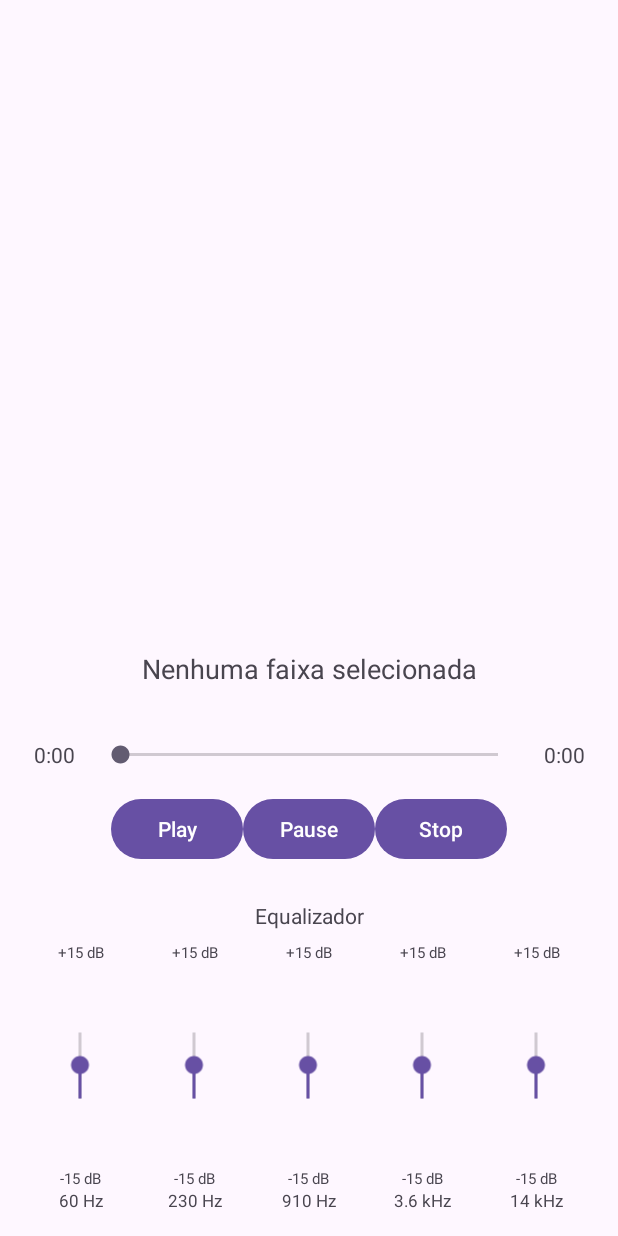
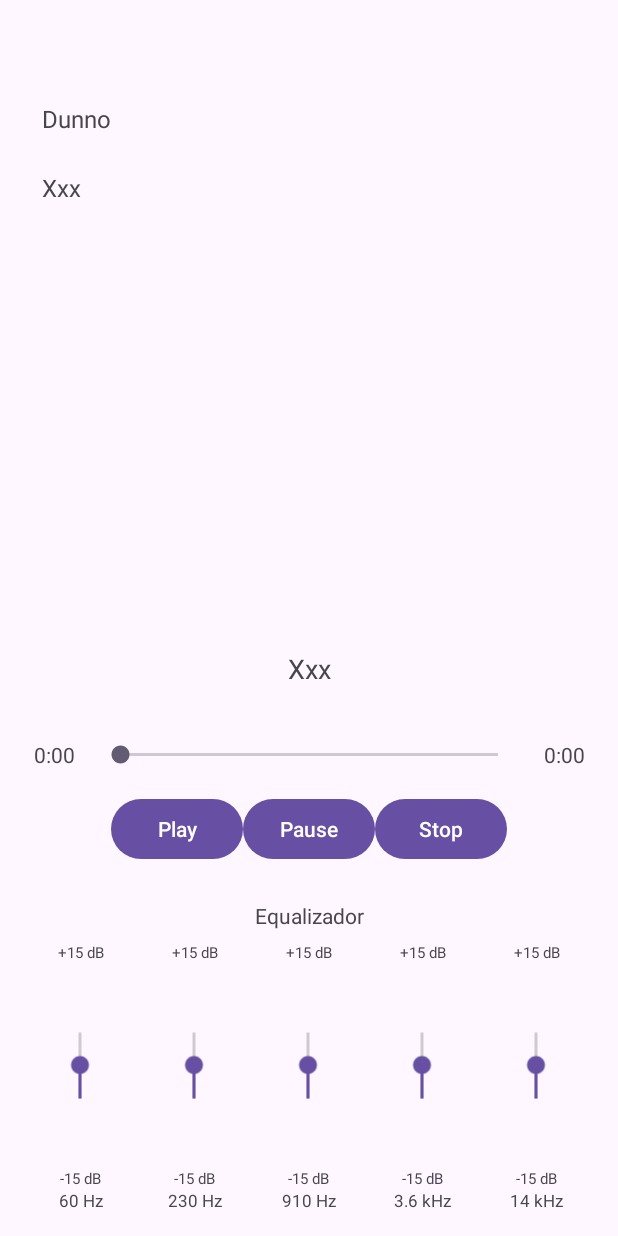
Before and after one commit to nockerajf/equalizador, an Android app: the screen it shows after launch (MainActivity), after a tap on "Play", on a phone screen of 412 x 824 dp. Run offline under Robolectric (Android 15) with nearby library versions, the light colour scheme and no system bars; 2 other taps on this screen came first.

Commit message:
lista de arquivos ok

```diff
--- /dev/null
+++ b/app/src/main/java/com/grupo11/equalizador/AudioAdapter.kt
@@ -0,0 +1,33 @@
+package com.grupo11.equalizador
+
+import android.content.Context
+import android.view.LayoutInflater
+import android.view.View
+import android.view.ViewGroup
+import android.widget.TextView
+import androidx.recyclerview.widget.RecyclerView
+
+class AudioAdapter(
+    private val tracks: List<AudioTrack>,
+    private val onClick: (AudioTrack) -> Unit
+): RecyclerView.Adapter<AudioAdapter.Holder>() {
+
+    inner class Holder(item: View): RecyclerView.ViewHolder(item) {
+        private val tvTitle = item.findViewById<TextView>(R.id.textTitle)
+        fun bind(track: AudioTrack) {
+            tvTitle.text = track.title
+            itemView.setOnClickListener { onClick(track) }
+        }
+    }
+
+    override fun onCreateViewHolder(parent: ViewGroup, viewType: Int): Holder {
+        val v = LayoutInflater.from(parent.context)
+            .inflate(R.layout.item_audio, parent, false)
+        return Holder(v)
+    }
+    override fun getItemCount() = tracks.size
+    override fun onBindViewHolder(holder: Holder, pos: Int) {
+        holder.bind(tracks[pos])
+    }
+
+}
--- a/app/src/main/java/com/grupo11/equalizador/MainActivity.kt
+++ b/app/src/main/java/com/grupo11/equalizador/MainActivity.kt
@@ -12,44 +12,53 @@ import android.widget.SeekBar
 import android.widget.TextView
 import android.widget.Toast
 import androidx.appcompat.app.AppCompatActivity
-import androidx.core.content.ContextCompat
 import androidx.localbroadcastmanager.content.LocalBroadcastManager
+import androidx.recyclerview.widget.LinearLayoutManager
+import androidx.recyclerview.widget.RecyclerView
 
 class MainActivity : AppCompatActivity() {
 
+    companion object {
+        private const val TAG = "MainActivity"
+        // As mesmas Actions que o seu AudioService conhece:
+        const val ACTION_PLAY   = "PLAY"
+        const val ACTION_PAUSE  = "PAUSE"
+        const val ACTION_STOP   = "STOP"
+        const val ACTION_SEEK   = "SEEK"
+        const val EXTRA_TRACK   = "TRACK_RES_ID"
+        const val EXTRA_POSITION = "SEEK_POSITION"
+        const val ACTION_UPDATE_UI = "UPDATE_UI"       // Broadcast vindo do Service
+        const val EXTRA_CURRENT_POS = "CURRENT_POSITION"
+        const val EXTRA_DURATION    = "DURATION"
+    }
+
+    // UI
+    private lateinit var recyclerView: RecyclerView
     private lateinit var playButton: Button
     private lateinit var pauseButton: Button
     private lateinit var stopButton: Button
     private lateinit var seekBarProgress: SeekBar
     private lateinit var textViewCurrentTime: TextView
     private lateinit var textViewTotalTime: TextView
+    private lateinit var textViewSongTitle: TextView
 
+    // Handler para animar o SeekBar (caso queira)
     private val handler = Handler()
-    private var currentPosition = 0  // Track current position to update SeekBar
+    private var currentPosition = 0
 
-    // BroadcastReceiver to receive updates from the service
+    // Recebe atualizações do Service via LocalBroadcastManager
     private val broadcastReceiver = object : BroadcastReceiver() {
-        override fun onReceive(context: Context?, intent: Intent?) {
-            Log.d("grupo11", "onReceive - Broadcast received")
-            if (intent != null && intent.action == "UPDATE_UI") {
-                currentPosition = intent.getIntExtra("CURRENT_POSITION", 0)
-                val duration = intent.getIntExtra("DURATION", 0)
-
-                Log.d("grupo11", "Broadcast received: Current Position = $currentPosition, Duration = $duration")
-
-                // Update UI elements
-                if (duration > 0) {
-                    seekBarProgress.max = duration
-                    seekBarProgress.progress = currentPosition
-                    textViewCurrentTime.text = formatMilliseconds(currentPosition)
-                    textViewTotalTime.text = formatMilliseconds(duration)
-
-                    Log.d("grupo11", "Seek bar updated: Progress = ${seekBarProgress.progress}, Max = ${seekBarProgress.max}")
-                } else {
-                    Log.d("grupo11", "Duration is zero, UI not updated.")
+        override fun onReceive(ctx: Context?, intent: Intent?) {
+            if (intent?.action == ACTION_UPDATE_UI) {
+                val pos = intent.getIntExtra(EXTRA_CURRENT_POS, 0)
+                val dur = intent.getIntExtra(EXTRA_DURATION, 0)
+                Log.d(TAG, "UI Broadcast: pos=$pos / dur=$dur")
+                if (dur > 0) {
+                    seekBarProgress.max = dur
+                    seekBarProgress.progress = pos
+                    textViewCurrentTime.text = formatMs(pos)
+                    textViewTotalTime.text    = formatMs(dur)
                 }
-            } else {
-                Log.d("grupo11", "Broadcast received with no action or null intent.")
             }
         }
     }
@@ -57,108 +66,103 @@ class MainActivity : AppCompatActivity() {
     override fun onCreate(savedInstanceState: Bundle?) {
         super.onCreate(savedInstanceState)
         setContentView(R.layout.activity_main)
-        Log.d("grupo11", "onCreate - Activity Started")
+        Log.d(TAG, "onCreate")
 
-        playButton = findViewById(R.id.button_play)
-        pauseButton = findViewById(R.id.button_pause)
-        stopButton = findViewById(R.id.button_stop)
-        seekBarProgress = findViewById(R.id.seekBarProgress)
-        textViewCurrentTime = findViewById(R.id.textViewCurrentTime)
-        textViewTotalTime = findViewById(R.id.textViewTotalTime)
+        // 1) findViewById de tudo
+        recyclerView       = findViewById(R.id.audioTrackRecyclerView)
+        playButton         = findViewById(R.id.button_play)
+        pauseButton        = findViewById(R.id.button_pause)
+        stopButton         = findViewById(R.id.button_stop)
+        seekBarProgress    = findViewById(R.id.seekBarProgress)
+        textViewCurrentTime= findViewById(R.id.textViewCurrentTime)
+        textViewTotalTime  = findViewById(R.id.textViewTotalTime)
+        textViewSongTitle  = findViewById(R.id.textViewSongTitle)
 
-        setupButtons()
-        setupSeekBar()
+        // 2) Configura RecyclerView
+        recyclerView.layoutManager = LinearLayoutManager(this)
+        val tracks = loadAudioTracks()
+        recyclerView.adapter = AudioAdapter(tracks) { track ->
+            // Clique na faixa dispara PLAY com o resId
+            textViewSongTitle.text = track.title
+            sendToService(ACTION_PLAY, Bundle().apply {
+                putInt(EXTRA_TRACK, track.resId)
+            })
+            Toast.makeText(this, "Tocando: ${track.title}", Toast.LENGTH_SHORT).show()
+        }
 
-        // Register the broadcast receiver to get updates
-        val intentFilter = IntentFilter("UPDATE_UI")
-        ContextCompat.registerReceiver(this, broadcastReceiver, intentFilter, ContextCompat.RECEIVER_EXPORTED)
-        Log.d("grupo11", "BroadcastReceiver registered.")
+        // 3) Botões Play / Pause / Stop
+        playButton.setOnClickListener  { sendToService(ACTION_PLAY, null) }
+        pauseButton.setOnClickListener { sendToService(ACTION_PAUSE, null) }
+        stopButton.setOnClickListener  {
+            // Para e reseta posição
+            sendToService(ACTION_STOP, null)
+            sendToService(ACTION_SEEK, Bundle().apply { putInt(EXTRA_POSITION, 0) })
+        }
+
+        // 4) SeekBar manual (usuário arrasta)
+        seekBarProgress.setOnSeekBarChangeListener(object: SeekBar.OnSeekBarChangeListener {
+            override fun onProgressChanged(sb: SeekBar?, progress: Int, fromUser: Boolean) {
+                if (fromUser) {
+                    currentPosition = progress
+                    sendToService(ACTION_SEEK, Bundle().apply {
+                        putInt(EXTRA_POSITION, progress)
+                    })
+                }
+            }
+            override fun onStartTrackingTouch(sb: SeekBar?) { handler.removeCallbacksAndMessages(null) }
+            override fun onStopTrackingTouch(sb: SeekBar?) { startAutoUpdate() }
+        })
+        startAutoUpdate()
+
+        // 5) Registra o receiver
+        LocalBroadcastManager.getInstance(this)
+            .registerReceiver(broadcastReceiver, IntentFilter(ACTION_UPDATE_UI))
     }
 
-    private fun setupButtons() {
-        Log.d("grupo11", "Setting up buttons")
-        playButton.setOnClickListener {
-            Toast.makeText(this, "Play clicado", Toast.LENGTH_SHORT).show()
-            sendAudioServiceCommand("PLAY")
-            Log.d("grupo11", "Play button clicked.")
-        }
-
-        pauseButton.setOnClickListener {
-            Toast.makeText(this, "Pause clicado", Toast.LENGTH_SHORT).show()
-            sendAudioServiceCommand("PAUSE")
-            Log.d("grupo11", "Pause button clicked.")
-        }
-
-        stopButton.setOnClickListener {
-            Toast.makeText(this, "AudioService, Stop clicado", Toast.LENGTH_SHORT).show()
-            sendAudioServiceCommand("STOP")
-            Log.d("grupo11", "Stop button clicked.")
-            val intent = Intent(this@MainActivity, AudioService::class.java)
-            intent.action = "SEEK"
-            intent.putExtra("SEEK_POSITION", 0)
-            startService(intent)
-            Log.d("grupo11", "User changed seek bar position to: $0")
-            seekBarProgress.progress =0
-        }
+    override fun onDestroy() {
+        super.onDestroy()
+        LocalBroadcastManager.getInstance(this).unregisterReceiver(broadcastReceiver)
+        handler.removeCallbacksAndMessages(null)
     }
 
-    private fun sendAudioServiceCommand(action: String) {
-        Log.d("grupo11", "sendAudioServiceCommand - Action: $action")
-        val intent = Intent(this, AudioService::class.java)
-        intent.action = action
-        startService(intent)
-        Log.d("grupo11", "Sent command to AudioService: $action")
-    }
-
-    private fun setupSeekBar() {
-        Log.d("grupo11", "Setting up SeekBar")
-        seekBarProgress.setOnSeekBarChangeListener(object : SeekBar.OnSeekBarChangeListener {
-            override fun onProgressChanged(seekBar: SeekBar?, progress: Int, fromUser: Boolean) {
-                Log.d("grupo11", "SeekBar onProgressChanged - Progress: $progress, FromUser: $fromUser")
-                if (fromUser) {
-                    currentPosition = progress
-                    val intent = Intent(this@MainActivity, AudioService::class.java)
-                    intent.action = "SEEK"
-                    intent.putExtra("SEEK_POSITION", progress)
-                    startService(intent)
-                    Log.d("grupo11", "User changed seek bar position to: $progress")
-                }
-            }
-
-            override fun onStartTrackingTouch(seekBar: SeekBar?) {
-                Log.d("grupo11", "SeekBar onStartTrackingTouch")
-                handler.removeCallbacksAndMessages(null)
-            }
-
-            override fun onStopTrackingTouch(seekBar: SeekBar?) {
-                Log.d("grupo11", "SeekBar onStopTrackingTouch")
-                updateSeekBarProgress()
-            }
-        })
-        updateSeekBarProgress()
-    }
-
-    private fun updateSeekBarProgress() {
-        Log.d("grupo11", "updateSeekBarProgress - Updating progress")
-        handler.postDelayed(object : Runnable {
+    private fun startAutoUpdate() {
+        handler.postDelayed(object: Runnable {
             override fun run() {
+                // mantem o indicador em tela, recebe updates reais via Broadcast
                 seekBarProgress.progress = currentPosition
-                Log.d("grupo11", "Seek bar progress updated: Current Progress = $currentPosition")
                 handler.postDelayed(this, 1000)
             }
         }, 1000)
     }
 
-    private fun formatMilliseconds(milliseconds: Int): String {
-        Log.d("grupo11", "Formatting milliseconds: $milliseconds")
-        val minutes = (milliseconds / 1000) / 60
-        val seconds = (milliseconds / 1000) % 60
-        return String.format("%d:%02d", minutes, seconds)
+    private fun sendToService(action: String, extras: Bundle?) {
+        Intent(this, AudioService::class.java).also {
+            it.action = action
+            extras?.let { b -> it.putExtras(b) }
+            startService(it)
+            Log.d(TAG, "Sent to Service → $action : $extras")
+        }
     }
 
-    override fun onDestroy() {
-        super.onDestroy()
-        LocalBroadcastManager.getInstance(this).unregisterReceiver(broadcastReceiver)
-        Log.d("grupo11", "BroadcastReceiver unregistered. Activity destroyed.")
+    private fun formatMs(ms: Int): String {
+        val s = (ms / 1000) % 60
+        val m = (ms / 1000) / 60
+        return String.format("%d:%02d", m, s)
+    }
+
+    // Varre R.raw e cria lista
+    private fun loadAudioTracks(): List<AudioTrack> {
+        val list = mutableListOf<AudioTrack>()
+        R.raw::class.java.fields.forEach { f ->
+            runCatching {
+                val id   = f.getInt(null)
+                val name = f.name
+                    .replace('_', ' ')
+                    .split(' ')
+                    .joinToString(" ") { it.capitalize() }
+                list += AudioTrack(name, id)
+            }
+        }
+        return list
     }
 }
--- a/app/src/main/res/layout/activity_main.xml
+++ b/app/src/main/res/layout/activity_main.xml
@@ -5,12 +5,12 @@
     android:orientation="vertical"
     android:padding="16dp">
 
-    <ListView
-        android:id="@+id/audioTrackListView"
+    <androidx.recyclerview.widget.RecyclerView
+        android:id="@+id/audioTrackRecyclerView"
         android:layout_width="match_parent"
         android:layout_height="0dp"
-        android:layout_weight="1"
-        android:layout_marginBottom="16dp" />
+        android:layout_marginTop="40dp"
+        android:layout_weight="1" />
 
     <TextView
         android:id="@+id/textViewSongTitle"
--- /dev/null
+++ b/app/src/main/res/layout/item_audio.xml
@@ -0,0 +1,15 @@
+<?xml version="1.0" encoding="utf-8"?>
+<LinearLayout xmlns:android="http://schemas.android.com/apk/res/android"
+    android:layout_width="match_parent"
+    android:layout_height="wrap_content"
+    android:padding="12dp"
+    android:orientation="horizontal">
+
+    <TextView
+        android:id="@+id/textTitle"
+        android:layout_width="0dp"
+        android:layout_weight="1"
+        android:layout_height="wrap_content"
+        android:text="Título"
+        android:textSize="16sp"/>
+</LinearLayout>
```
Also changed, not shown: app/src/main/java/com/grupo11/equalizador/AudioService.kt (+35 -55 lines).
